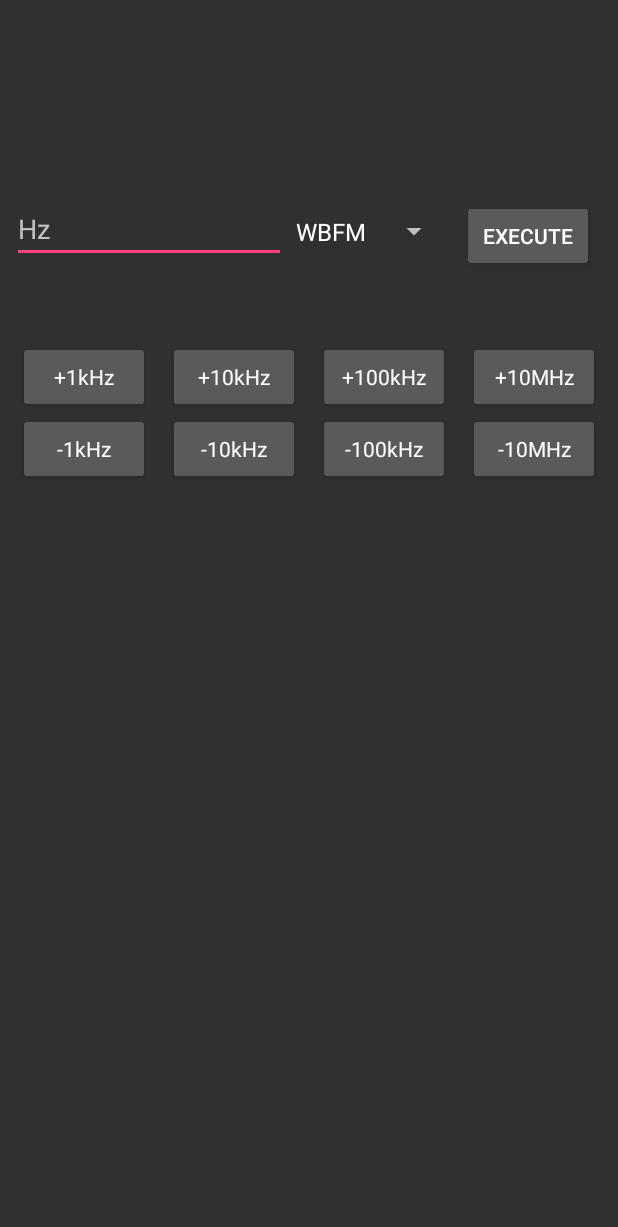
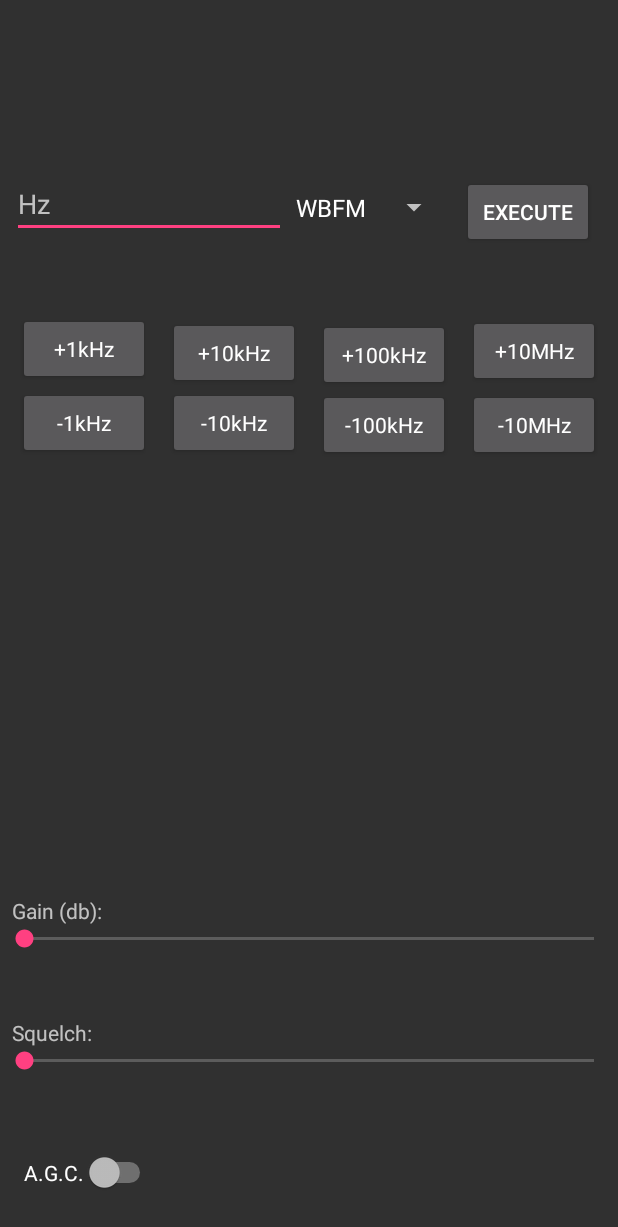
Before and after one commit to JimPatrizi/RTL_Pi, an Android app: the screen it shows after launch (MainActivity), on a phone screen of 412 x 824 dp. Shown: the top 1227 px of the screen. Run offline under Robolectric (Android 15) with nearby library versions, the phone set to English and light mode, and no system bars.

Commit message:
Finished front activity with 2 seekbar sliders for gain and squelch. ACG toggle added additional and I *think* the constraints are ok, tested on pixel and pixel XL

```diff
--- a/app/src/main/java/com/rtl_pi/jamespatrizi/rtl_pi/MainActivity.java
+++ b/app/src/main/java/com/rtl_pi/jamespatrizi/rtl_pi/MainActivity.java
@@ -21,6 +21,7 @@ public class MainActivity extends AppCompatActivity {
     @Override
     protected void onCreate(Bundle savedInstanceState) {
         super.onCreate(savedInstanceState);
+        //set view of activity_main.xml
         setContentView(R.layout.activity_main);
 
         //Create Modulation Mode Spinner
@@ -39,7 +40,7 @@ public class MainActivity extends AppCompatActivity {
         execute_button.setOnClickListener(new View.OnClickListener() {
             @Override
             public void onClick(View v) {
-                EditText text = (EditText)findViewById(R.id.editText);
+                EditText text = (EditText)findViewById(R.id.Hz_Input);
                 Toast toast = new Toast(getApplicationContext());
                 toast.setGravity(Gravity.CENTER_VERTICAL, 0, 0);
                 toast = toastFromEditText(text);
--- a/app/src/main/res/layout/activity_main.xml
+++ b/app/src/main/res/layout/activity_main.xml
@@ -9,8 +9,30 @@
     tools:layout_editor_absoluteY="25dp"
     tools:layout_editor_absoluteX="0dp">
 
+    <TextView
+        android:id="@+id/squelch_text"
+        android:layout_width="wrap_content"
+        android:layout_height="wrap_content"
+        android:text="Squelch: "
+        android:layout_marginLeft="8dp"
+        app:layout_constraintLeft_toLeftOf="parent"
+        android:layout_marginBottom="0dp"
+        app:layout_constraintBottom_toTopOf="@+id/squelch_seek" />
+
+    <SeekBar
+        android:id="@+id/squelch_seek"
+        android:layout_width="match_parent"
+        android:layout_height="wrap_content"
+        android:layout_centerHorizontal="true"
+        android:layout_marginBottom="108dp"
+        android:max="20"
+        app:layout_constraintBottom_toBottomOf="parent"
+        app:layout_constraintLeft_toLeftOf="parent"
+        app:layout_constraintRight_toRightOf="parent"
+        app:layout_constraintHorizontal_bias="0.0" />
+
     <EditText
-        android:id="@+id/editText"
+        android:id="@+id/Hz_Input"
         style="@style/Widget.AppCompat.EditText"
         android:layout_width="0dp"
         android:layout_height="42dp"
@@ -29,10 +51,10 @@
         tools:layout_constraintLeft_creator="1"
         app:layout_constraintLeft_toLeftOf="parent"
         app:layout_constraintTop_toTopOf="parent"
-        app:layout_constraintHorizontal_bias="0.941"
+        app:layout_constraintHorizontal_bias="0.47"
         android:layout_marginBottom="8dp"
         app:layout_constraintBottom_toTopOf="@+id/p1khz"
-        app:layout_constraintVertical_bias="0.362" />
+        app:layout_constraintVertical_bias="0.176" />
 
     <Button
         android:id="@+id/execute"
@@ -42,12 +64,12 @@
         android:layout_marginEnd="16dp"
         android:layout_marginRight="16dp"
         app:layout_constraintRight_toRightOf="parent"
-        app:layout_constraintLeft_toRightOf="@+id/editText"
+        app:layout_constraintLeft_toRightOf="@+id/Hz_Input"
         android:layout_marginLeft="8dp"
         app:layout_constraintHorizontal_bias="1.0"
         tools:layout_constraintTop_creator="1"
         android:layout_marginStart="8dp"
-        android:layout_marginTop="133dp"
+        android:layout_marginTop="117dp"
         app:layout_constraintTop_toTopOf="parent" />
 
     <Button
@@ -59,7 +81,8 @@
         android:textAppearance="@style/TextAppearance.AppCompat"
         app:layout_constraintBottom_toTopOf="@+id/n1khz"
         app:layout_constraintLeft_toLeftOf="parent"
-        app:layout_constraintRight_toLeftOf="@+id/p10khz" />
+        app:layout_constraintRight_toLeftOf="@+id/p10khz"
+        android:layout_marginBottom="1dp" />
 
     <Button
         android:id="@+id/p10khz"
@@ -70,7 +93,8 @@
         app:layout_constraintLeft_toRightOf="@+id/p1khz"
         tools:layout_constraintTop_creator="1"
         app:layout_constraintTop_toTopOf="@+id/p100khz"
-        app:layout_constraintRight_toLeftOf="@+id/p100khz" />
+        app:layout_constraintRight_toLeftOf="@+id/p100khz"
+        android:layout_marginTop="-1dp" />
 
     <Button
         android:id="@+id/n1khz"
@@ -93,7 +117,8 @@
         app:layout_constraintLeft_toRightOf="@+id/n1khz"
         tools:layout_constraintTop_creator="1"
         app:layout_constraintTop_toBottomOf="@+id/p10khz"
-        app:layout_constraintRight_toLeftOf="@+id/n100khz" />
+        app:layout_constraintRight_toLeftOf="@+id/n100khz"
+        android:layout_marginTop="-1dp" />
 
     <Button
         android:id="@+id/p100khz"
@@ -103,7 +128,7 @@
         android:textAppearance="@style/TextAppearance.AppCompat"
         app:layout_constraintLeft_toRightOf="@+id/p10khz"
         tools:layout_constraintTop_creator="1"
-        android:layout_marginTop="46dp"
+        android:layout_marginTop="47dp"
         app:layout_constraintTop_toBottomOf="@+id/execute"
         app:layout_constraintRight_toLeftOf="@+id/p10mhz" />
 
@@ -116,7 +141,8 @@
         app:layout_constraintLeft_toRightOf="@+id/n10hz"
         tools:layout_constraintTop_creator="1"
         app:layout_constraintTop_toBottomOf="@+id/p100khz"
-        app:layout_constraintRight_toLeftOf="@+id/n10mhz" />
+        app:layout_constraintRight_toLeftOf="@+id/n10mhz"
+        android:layout_marginTop="-1dp" />
 
     <Button
         android:id="@+id/p10mhz"
@@ -126,7 +152,8 @@
         android:textAppearance="@style/TextAppearance.AppCompat"
         app:layout_constraintLeft_toRightOf="@+id/p100khz"
         app:layout_constraintBottom_toTopOf="@+id/n10mhz"
-        app:layout_constraintRight_toRightOf="parent" />
+        app:layout_constraintRight_toRightOf="parent"
+        android:layout_marginBottom="1dp" />
 
     <Button
         android:id="@+id/n10mhz"
@@ -146,11 +173,49 @@
         android:layout_marginLeft="8dp"
         android:layout_marginRight="8dp"
         android:layout_marginStart="8dp"
-        android:layout_marginTop="133dp"
+        android:layout_marginTop="117dp"
         android:dropDownWidth="150dp"
         app:layout_constraintHorizontal_bias="1.0"
-        app:layout_constraintLeft_toRightOf="@+id/editText"
+        app:layout_constraintLeft_toRightOf="@+id/Hz_Input"
         app:layout_constraintRight_toLeftOf="@+id/execute"
         app:layout_constraintTop_toTopOf="parent" />
 
+    <Switch
+        android:id="@+id/switch1"
+        android:layout_width="wrap_content"
+        android:layout_height="wrap_content"
+        android:text="A.G.C."
+        android:layout_marginLeft="16dp"
+        app:layout_constraintLeft_toLeftOf="parent"
+        android:layout_marginTop="40dp"
+        app:layout_constraintTop_toBottomOf="@+id/squelch_seek"
+        app:layout_constraintBottom_toBottomOf="parent"
+        android:layout_marginBottom="8dp"
+        app:layout_constraintVertical_bias="0.365" />
+
+    <SeekBar
+        android:id="@+id/gain_seek"
+        android:layout_width="match_parent"
+        android:layout_height="wrap_content"
+        android:layout_centerHorizontal="true"
+        android:layout_marginBottom="44dp"
+        android:max="20"
+        app:layout_constraintBottom_toTopOf="@+id/squelch_seek"
+        app:layout_constraintHorizontal_bias="0.0"
+        app:layout_constraintLeft_toLeftOf="parent"
+        app:layout_constraintRight_toRightOf="parent"
+        app:layout_constraintTop_toTopOf="parent"
+        android:layout_marginTop="8dp"
+        app:layout_constraintVertical_bias="0.969" />
+
+    <TextView
+        android:id="@+id/gain_text"
+        android:layout_width="wrap_content"
+        android:layout_height="wrap_content"
+        android:text="Gain (db): "
+        android:layout_marginLeft="8dp"
+        app:layout_constraintLeft_toLeftOf="parent"
+        android:layout_marginBottom="0dp"
+        app:layout_constraintBottom_toTopOf="@+id/gain_seek" />
+
 </android.support.constraint.ConstraintLayout>
```
